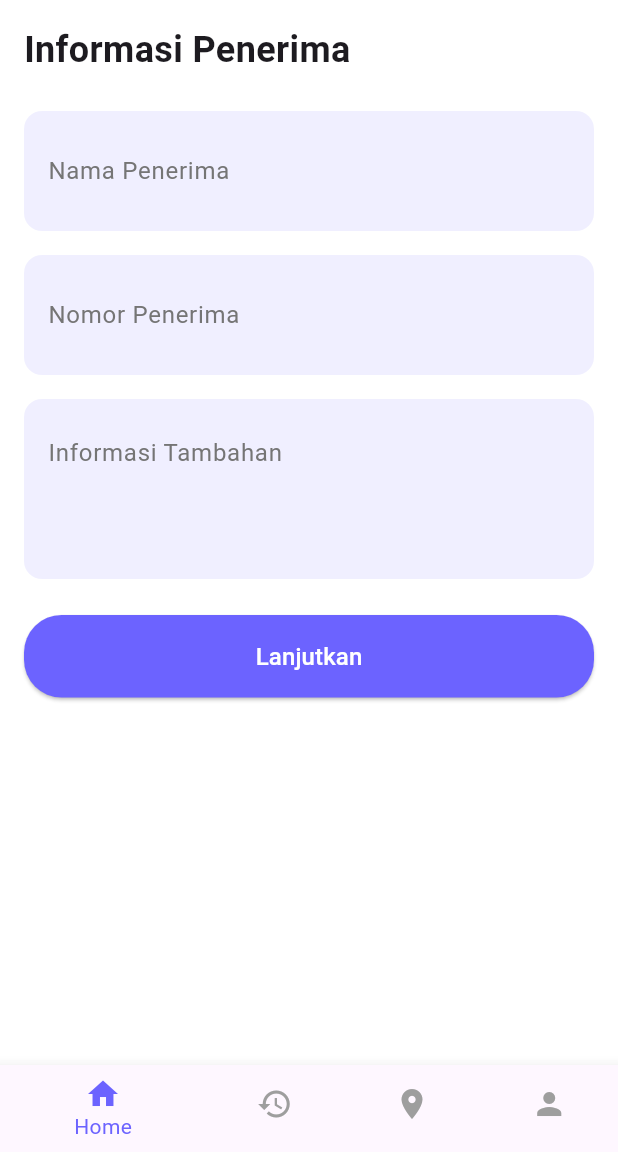
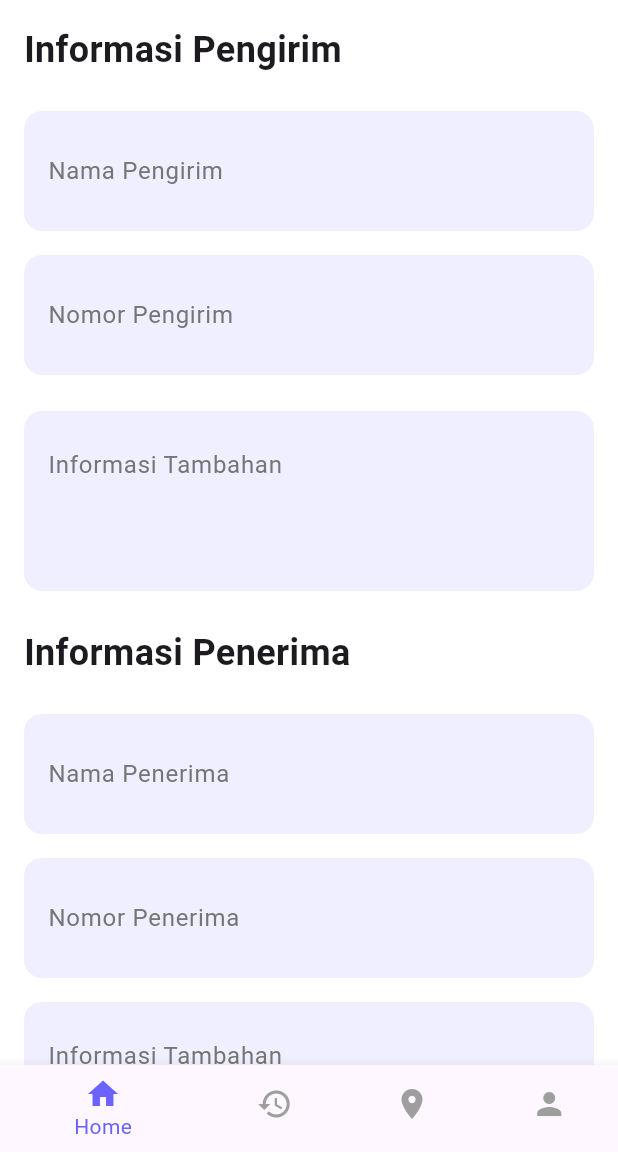
Before and after one commit to Nizar-Rasyiid/sendit_mobile, a Flutter app: the OrderPage screen opened by its route, after a tap on "Lanjutkan", on a phone screen of 412 x 824 dp, the part 84-1236 px from its top. Run offline on Flutter 3.47's test engine with Material 3 defaults, Android fonts, the phone set to English and light mode, and no system bars.

Commit message:
updated order and payment:

```diff
--- a/lib/order/orderInformationPage.dart
+++ b/lib/order/orderInformationPage.dart
@@ -1,5 +1,5 @@
 import 'package:flutter/material.dart';
-import 'package:sendit/payment/paymentPage.dart';// Pastikan untuk mengimpor PaymentPage
+import 'package:sendit/payment/paymentPage.dart'; // Pastikan untuk mengimpor PaymentPage
 
 class OrderInformationPage extends StatelessWidget {
   const OrderInformationPage({Key? key}) : super(key: key);
@@ -43,6 +43,23 @@ class OrderInformationPage extends StatelessWidget {
           child: Column(
             crossAxisAlignment: CrossAxisAlignment.start,
             children: [
+              // Informasi Pengirim
+              const Text(
+                'Informasi Pengirim',
+                style: TextStyle(
+                  fontSize: 24,
+                  fontWeight: FontWeight.bold,
+                ),
+              ),
+              const SizedBox(height: 24),
+              _buildInputField('Nama Pengirim'),
+              const SizedBox(height: 16),
+              _buildInputField('Nomor Pengirim'),
+              const SizedBox(height: 24),
+              _buildInputField('Informasi Tambahan', maxLines: 3), // Informasi tambahan untuk pengirim
+              const SizedBox(height: 24),
+
+              // Informasi Penerima
               const Text(
                 'Informasi Penerima',
                 style: TextStyle(
@@ -55,8 +72,9 @@ class OrderInformationPage extends StatelessWidget {
               const SizedBox(height: 16),
               _buildInputField('Nomor Penerima'),
               const SizedBox(height: 16),
-              _buildInputField('Informasi Tambahan', maxLines: 3),
+              _buildInputField('Informasi Tambahan', maxLines: 3), // Informasi tambahan hanya untuk penerima
               const SizedBox(height: 24),
+
               ElevatedButton(
                 onPressed: () {
                   // Navigasi ke halaman PaymentPage ketika tombol ditekan
--- a/lib/order/orderPage.dart
+++ b/lib/order/orderPage.dart
@@ -14,7 +14,7 @@ class OrderPage extends StatelessWidget {
         title: Row(
           children: [
             Image.asset(
-              'assets/sendit.png', // Make sure to add this asset
+              'assets/sendit.png', // Pastikan aset ini ada
               height: 24,
               color: Colors.white,
             ),
@@ -31,7 +31,7 @@ class OrderPage extends StatelessWidget {
         ),
         actions: [
           CircleAvatar(
-            backgroundImage: AssetImage('assets/profile_picture.png'), // Add this asset
+            backgroundImage: AssetImage('assets/profile_picture.png'), // Pastikan aset ini ada
             radius: 16,
           ),
           const SizedBox(width: 16),
@@ -51,8 +51,31 @@ class OrderPage extends StatelessWidget {
                 ),
               ),
               const SizedBox(height: 16),
-              _buildAddressInput('Search delivery location...', Icons.search),
+
+              // Input untuk alamat pengirim
+              const Text(
+                'Ambil paket di',
+                style: TextStyle(
+                  fontSize: 18,
+                  fontWeight: FontWeight.bold,
+                ),
+              ),
+              const SizedBox(height: 8),
+              _buildAddressInput('Masukkan alamat pengirim...', Icons.home),
               const SizedBox(height: 12),
+
+              // Input untuk alamat penerima
+              const Text(
+                'Alamat Penerima',
+                style: TextStyle(
+                  fontSize: 18,
+                  fontWeight: FontWeight.bold,
+                ),
+              ),
+              const SizedBox(height: 8),
+              _buildAddressInput('Cari alamat penerima...', Icons.search),
+              const SizedBox(height: 12),
+
               ElevatedButton(
                 onPressed: () {
                   // Implement functionality to select location via map
@@ -69,6 +92,8 @@ class OrderPage extends StatelessWidget {
                 child: const Text('Select via Map', style: TextStyle(fontSize: 16, color: Colors.white)),
               ),
               const SizedBox(height: 24),
+
+              // Bagian untuk alamat yang disimpan
               Row(
                 mainAxisAlignment: MainAxisAlignment.spaceBetween,
                 children: [
@@ -93,6 +118,7 @@ class OrderPage extends StatelessWidget {
               const SizedBox(height: 12),
               _buildSavedAddress('Rumah Mama', 'Jl. Bunga Matahari No. 3'),
               const SizedBox(height: 24),
+
               ElevatedButton(
                 onPressed: () {
                   // Navigate to the recipient information page
```
Also changed, not shown: lib/order/order_tracking_page.dart (+40 -6 lines).
